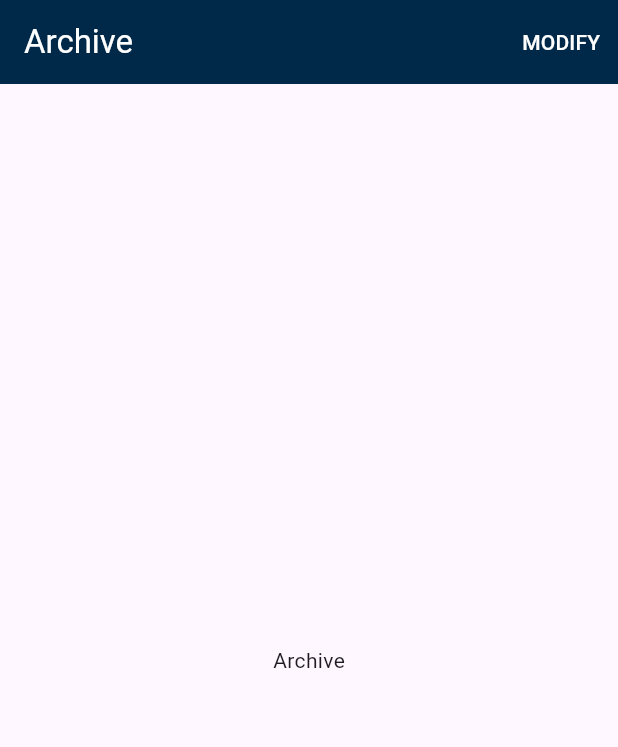
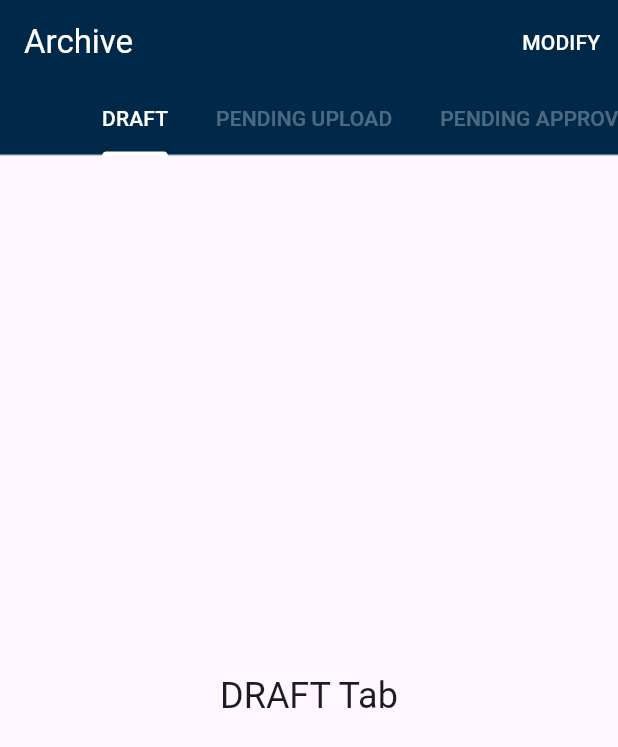
Before and after one commit to NrupParikh/MRO-Flutter-App, a Flutter app: the ArchiveScreen screen opened by its route, on a phone screen of 412 x 824 dp. Shown: the top 747 px of the screen. Run offline on Flutter 3.47's test engine with Material 2 defaults, Android fonts, the phone set to English and light mode, and no system bars; our stand-ins replace fluttertoast, local_auth.

Commit message:
- TabBar added - TabBarView added - List of Tab added

```diff
--- a/lib/config/string_constants.dart
+++ b/lib/config/string_constants.dart
@@ -22,6 +22,12 @@ class StringConstants {
   static const String syncMessage = "Sync MRO";
   static const String modify = "Modify";
 
+  // =========== TAB
+  static const String tabDraft = "Draft";
+  static const String tabPendingUpload = "Pending Upload";
+  static const String tabPendingApproval = "Pending Approval";
+  static const String tabApproved = "Approved";
+
   // =========== BIOMETRIC
   static const String localizedReason = "Please authenticate";
   static const String notEnrolled = "The user has not enrolled any biometrics on the device.";
--- a/lib/features/home/presentation/pages/archive_screen.dart
+++ b/lib/features/home/presentation/pages/archive_screen.dart
@@ -11,9 +11,29 @@ class ArchiveScreen extends StatefulWidget {
   State<ArchiveScreen> createState() => _ArchiveScreenState();
 }
 
+// =========== TAB
+// https://tinyurl.com/TabBarController
+List<Tab> tabs = <Tab>[
+  Tab(text: StringConstants.tabDraft.toUpperCase()),
+  Tab(text: StringConstants.tabPendingUpload.toUpperCase()),
+  Tab(text: StringConstants.tabPendingApproval.toUpperCase()),
+  Tab(text: StringConstants.tabApproved.toUpperCase()),
+];
+
 class _ArchiveScreenState extends State<ArchiveScreen> {
   @override
   Widget build(BuildContext context) {
+    return DefaultTabController(
+      length: tabs.length,
+      child: Builder(
+        builder: (BuildContext context) {
+          final TabController tabController = DefaultTabController.of(context);
+          tabController.addListener(() {
+            if (!tabController.indexIsChanging) {
+              Fluttertoast.showToast(
+                  msg: "${tabs[tabController.index].text} is selected");
+            }
+          });
           return Scaffold(
             appBar: AppBar(
               automaticallyImplyLeading: false,
@@ -30,7 +50,27 @@ class _ArchiveScreenState extends State<ArchiveScreen> {
                       style: const TextStyle(color: Colors.white),
                     )),
               ],
+              bottom: TabBar(
+                tabs: tabs,
+                isScrollable: true,
+                unselectedLabelColor: Colors.white30,
+                labelColor: Colors.white,
+                indicatorColor: Colors.white,
               ),
-        body: const Center(child: Text("Archive")));
+            ),
+            body: TabBarView(
+              children: tabs.map((Tab tab) {
+                return Center(
+                  child: Text(
+                    "${tab.text} Tab",
+                    style: Theme.of(context).textTheme.headlineSmall,
+                  ),
+                );
+              }).toList(),
+            ),
+          );
+        },
+      ),
+    );
   }
 }
```
Lines whose indentation alone changed are shown as unchanged.
